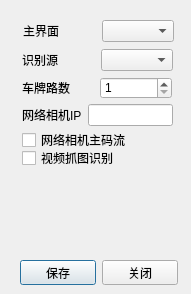
Anne081031/WinParkUI, file VZPlateDemo/cdlgconfig.ui: the form before one commit.
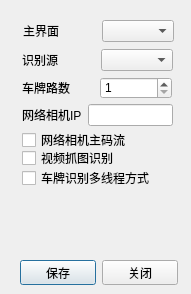
The form after the commit.

```diff
--- a/VZPlateDemo/cdlgconfig.ui
+++ b/VZPlateDemo/cdlgconfig.ui
@@ -175,6 +175,19 @@
     <string>视频抓图识别</string>
    </property>
   </widget>
+  <widget class="QCheckBox" name="chxPlateThread">
+   <property name="geometry">
+    <rect>
+     <x>22</x>
+     <y>170</y>
+     <width>151</width>
+     <height>16</height>
+    </rect>
+   </property>
+   <property name="text">
+    <string>车牌识别多线程方式</string>
+   </property>
+  </widget>
  </widget>
  <resources/>
  <connections/>
```
